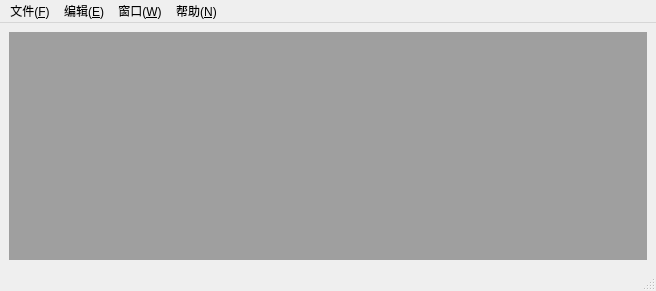
Before: the Qt Designer form textEditor/mainwindow.ui in LACHENNG/QtRecipes, drawn with Qt 5.
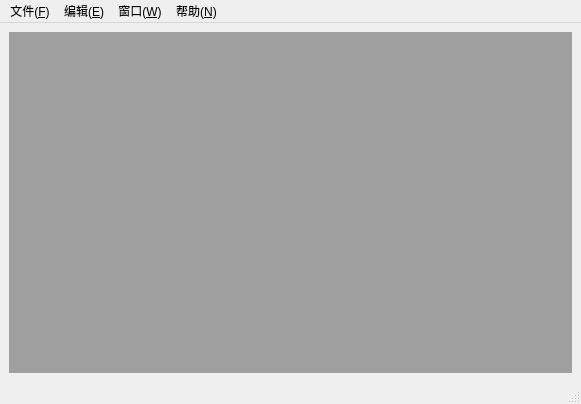
After: the same form once the commit is applied. Icons and pictures are not drawn.

Diff of the .ui file:
```diff
--- a/textEditor/mainwindow.ui
+++ b/textEditor/mainwindow.ui
@@ -9,8 +9,8 @@
    <rect>
     <x>0</x>
     <y>0</y>
-    <width>656</width>
-    <height>291</height>
+    <width>581</width>
+    <height>404</height>
    </rect>
   </property>
   <property name="windowTitle">
@@ -34,7 +34,7 @@
     <rect>
      <x>0</x>
      <y>0</y>
-     <width>656</width>
+     <width>581</width>
      <height>21</height>
     </rect>
    </property>
```
